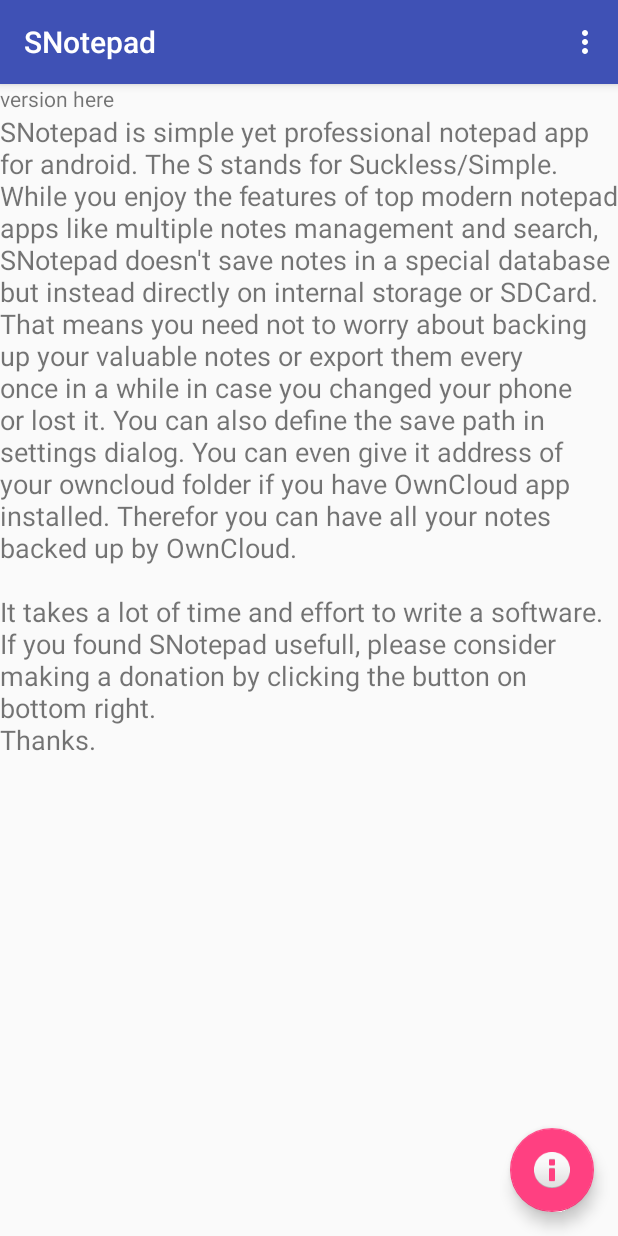
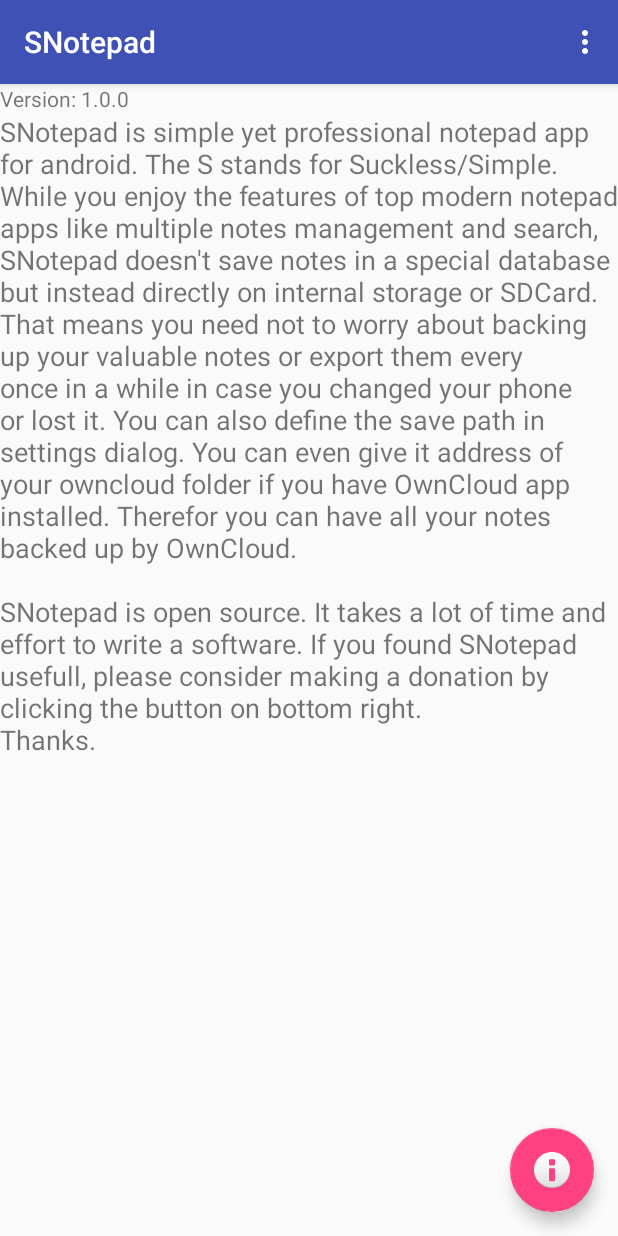
Before and after one commit to aario/snotepad, an Android app: the screen it shows after launch (MainActivity), in the options menu, after a tap on "About", on a phone screen of 412 x 824 dp. Run offline under Robolectric (Android 15) with nearby library versions, the phone set to English and light mode, and no system bars; libraries missing offline, so code that uses them is left out: com.nononsenseapps.filepicker.

Commit message:
Improved some texts

```diff
--- a/app/src/main/res/layout/about_fragment.xml
+++ b/app/src/main/res/layout/about_fragment.xml
@@ -11,7 +11,7 @@
         android:id="@+id/tvVersion"
         android:layout_width="match_parent"
         android:layout_height="wrap_content"
-        android:text="version here"
+        android:text="@string/tvVersion_text"
         android:textSize="14sp" />
 
     <TextView
--- a/app/src/main/res/values/strings.xml
+++ b/app/src/main/res/values/strings.xml
@@ -10,6 +10,7 @@
     <string name="btRedo_text">Redo</string>
     <string name="saving_path">Saving path:</string>
     <string name="btChangePath_title">Select Folder</string>
+    <string name="tvVersion_text">Version: 1.0.0</string>
     <string name="tvAbout_text">SNotepad is simple yet professional notepad app for android. The S
                 stands for Suckless/Simple.&lt;br/&gt;
                 While you enjoy the features of top modern notepad apps like multiple notes management
@@ -20,8 +21,9 @@
                 it address of your owncloud folder if you have OwnCloud app installed. Therefor you
                 can have all your notes backed up by OwnCloud.&lt;br/&gt;
                 &lt;br/&gt;
-                It takes a lot of time and effort to write a software. If you found SNotepad usefull,
-                please consider making a donation by clicking the button on bottom right.&lt;br/&gt;
+                SNotepad is open source. It takes a lot of time and effort to write a software.
+                If you found SNotepad usefull, please consider making a donation by clicking the
+                button on bottom right.&lt;br/&gt;
                 Thanks.</string>
     <string name="donate_url">https://www.paypal.com/cgi-bin/webscr?cmd=_s-xclick&amp;hosted_button_id=UJTM2GDGPEFHA</string>
     <string name="save_dialog_question">You have unsaved changes. Do you want to save them?</string>
```
Also changed, not shown: 1 other file.
